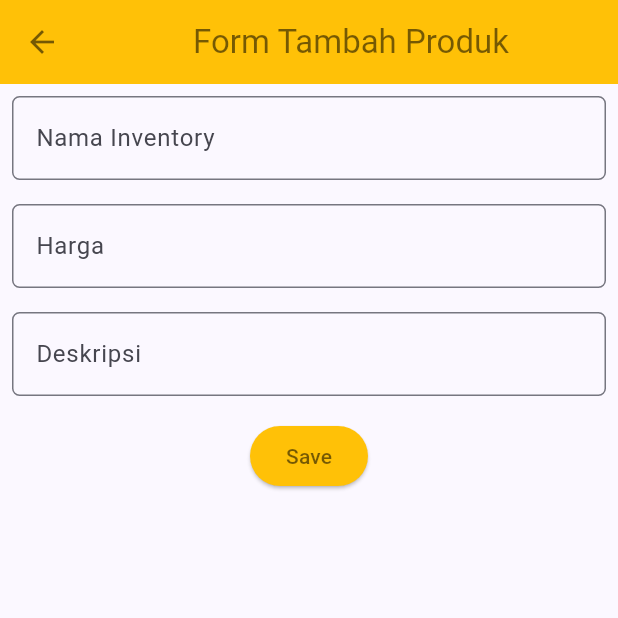
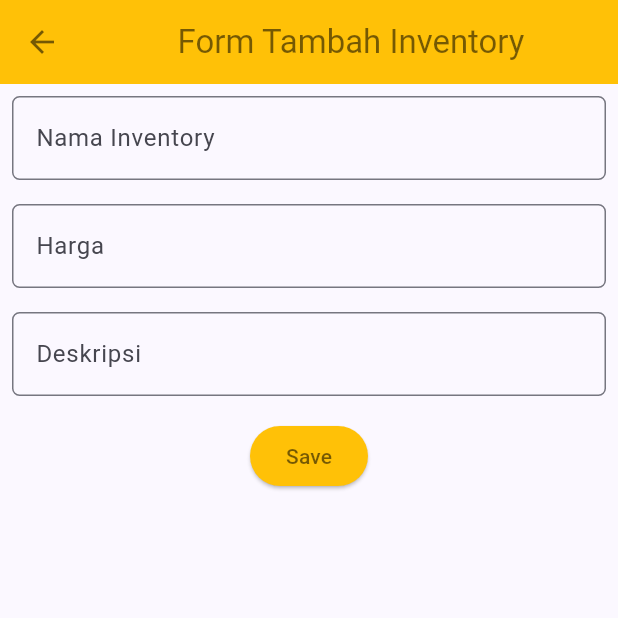
Before and after one commit to Arxeno/flutter-merch-shop, a Flutter app: the InventoryFormPage screen opened directly, on a phone screen of 412 x 824 dp, the top half of it. Run offline on Flutter 3.47's test engine with Material 2 defaults, Android fonts, the phone set to English and light mode, and no system bars.

Commit message:
minor edit

```diff
--- a/lib/screens/inventorylist_form.dart
+++ b/lib/screens/inventorylist_form.dart
@@ -19,7 +19,7 @@ class _ShopFormPageState extends State<InventoryFormPage> {
       appBar: AppBar(
         title: const Center(
           child: Text(
-            'Form Tambah Produk',
+            'Form Tambah Inventory',
           ),
         ),
         backgroundColor: Colors.amber,
```
